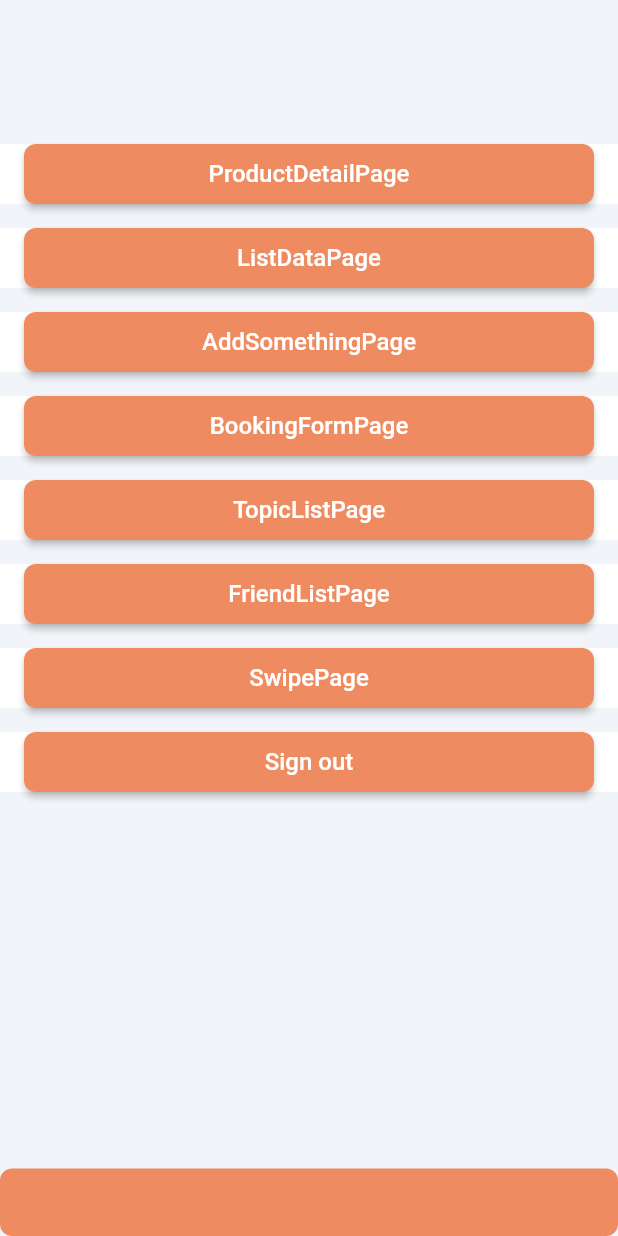
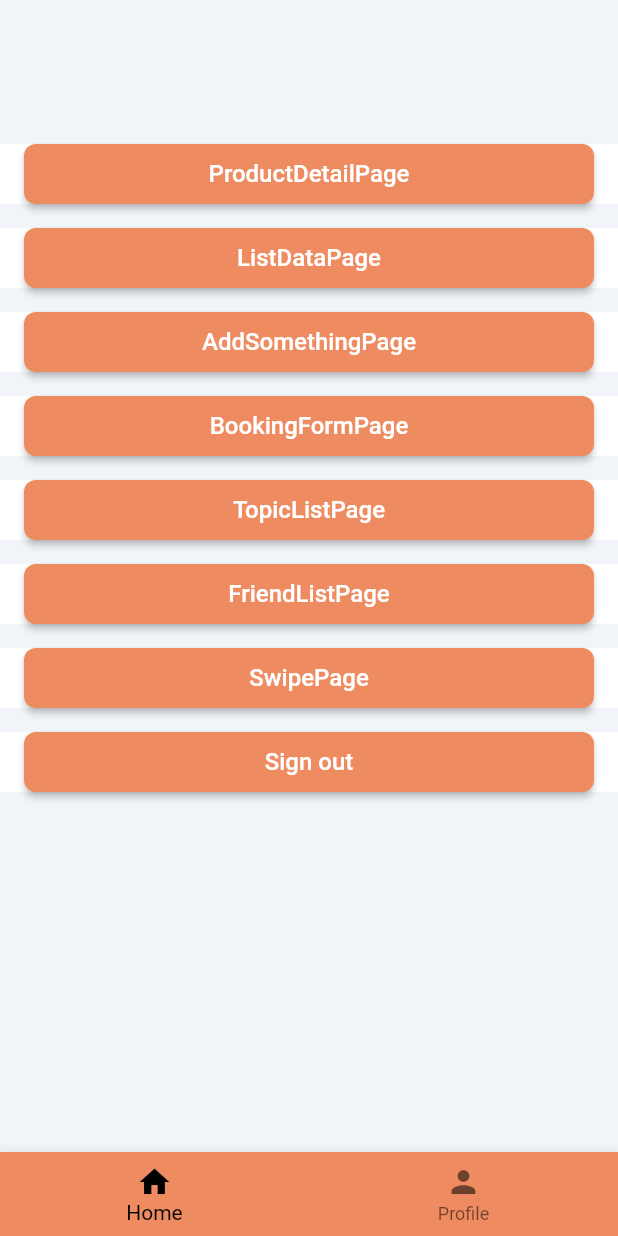
Before and after one commit to darksilver99/silver, a Flutter app: the screen it shows once a user with an empty profile is signed in, on a phone screen of 412 x 824 dp. Run offline on Flutter 3.47's test engine with Material 2 defaults, Android fonts, the phone set to English and light mode, and no system bars; drawn by our look-alikes of auto_size_text, floating_bottom_navigation_bar; our stand-ins replace built_collection, built_value, cloud_firestore, cloud_functions, easy_debounce, equatable and 24 more; missing offline and left inert: algolia, flutter_stripe, json_path, mime_type, swipeable_card_stack; accounts and stored records are empty; Roboto replaces fonts that are missing (Kanit).

Commit message:
Updating to latest FlutterFlow output.

```diff
--- a/lib/flutter_flow/nav/nav.dart
+++ b/lib/flutter_flow/nav/nav.dart
@@ -88,7 +88,10 @@ GoRouter createRouter(AppStateNotifier appStateNotifier) => GoRouter(
           path: '/homePage',
           builder: (context, params) => params.isEmpty
               ? NavBarPage(initialPage: 'HomePage')
-              : HomePageWidget(),
+              : NavBarPage(
+                  initialPage: 'HomePage',
+                  page: HomePageWidget(),
+                ),
         ),
         FFRoute(
           name: 'LoginPage',
--- a/lib/main.dart
+++ b/lib/main.dart
@@ -15,7 +15,6 @@ import 'flutter_flow/internationalization.dart';
 import 'package:flutter/foundation.dart';
 import 'package:firebase_crashlytics/firebase_crashlytics.dart';
 import 'package:google_fonts/google_fonts.dart';
-import 'package:floating_bottom_navigation_bar/floating_bottom_navigation_bar.dart';
 import 'flutter_flow/nav/nav.dart';
 import 'index.dart';
 
@@ -145,69 +144,34 @@ class _NavBarPageState extends State<NavBarPage> {
     final currentIndex = tabs.keys.toList().indexOf(_currentPageName);
     return Scaffold(
       body: _currentPage ?? tabs[_currentPageName],
-      extendBody: true,
-      bottomNavigationBar: FloatingNavbar(
+      bottomNavigationBar: BottomNavigationBar(
         currentIndex: currentIndex,
         onTap: (i) => setState(() {
           _currentPage = null;
           _currentPageName = tabs.keys.toList()[i];
         }),
         backgroundColor: FlutterFlowTheme.of(context).tertiary,
-        selectedItemColor: Color(0x00000000),
-        unselectedItemColor: Color(0x00000000),
-        selectedBackgroundColor: Color(0x00000000),
-        borderRadius: 8.0,
-        itemBorderRadius: 8.0,
-        margin: EdgeInsetsDirectional.fromSTEB(0.0, 0.0, 0.0, 0.0),
-        padding: EdgeInsetsDirectional.fromSTEB(0.0, 0.0, 0.0, 0.0),
-        width: double.infinity,
-        elevation: 0.0,
-        items: [
-          FloatingNavbarItem(
-            customWidget: Column(
-              mainAxisAlignment: MainAxisAlignment.center,
-              children: [
-                Icon(
-                  Icons.home_rounded,
-                  color:
-                      currentIndex == 0 ? Color(0x00000000) : Color(0x00000000),
-                  size: 24.0,
-                ),
-                Text(
-                  'Home',
-                  overflow: TextOverflow.ellipsis,
-                  style: TextStyle(
-                    color: currentIndex == 0
-                        ? Color(0x00000000)
-                        : Color(0x00000000),
-                    fontSize: 11.0,
-                  ),
-                ),
-              ],
+        selectedItemColor: FlutterFlowTheme.of(context).primary,
+        unselectedItemColor: Color(0x8A000000),
+        showSelectedLabels: true,
+        showUnselectedLabels: true,
+        type: BottomNavigationBarType.fixed,
+        items: <BottomNavigationBarItem>[
+          BottomNavigationBarItem(
+            icon: Icon(
+              Icons.home,
+              size: 24.0,
             ),
+            label: 'Home',
+            tooltip: '',
           ),
-          FloatingNavbarItem(
-            customWidget: Column(
-              mainAxisAlignment: MainAxisAlignment.center,
-              children: [
-                Icon(
-                  Icons.person_rounded,
-                  color:
-                      currentIndex == 1 ? Color(0x00000000) : Color(0x00000000),
-                  size: 24.0,
-                ),
-                Text(
-                  'Profile',
-                  overflow: TextOverflow.ellipsis,
-                  style: TextStyle(
-                    color: currentIndex == 1
-                        ? Color(0x00000000)
-                        : Color(0x00000000),
-                    fontSize: 11.0,
-                  ),
-                ),
-              ],
+          BottomNavigationBarItem(
+            icon: Icon(
+              Icons.person,
+              size: 24.0,
             ),
+            label: 'Profile',
+            tooltip: '',
           )
         ],
       ),
--- a/pubspec.yaml
+++ b/pubspec.yaml
@@ -55,7 +55,6 @@ dependencies:
   firebase_storage: 11.0.7
   firebase_storage_platform_interface: 4.1.25
   firebase_storage_web: 3.3.17
-  floating_bottom_navigation_bar: 1.5.2
   flutter_animate: 4.1.1+1
   flutter_cache_manager: 3.3.0
   flutter_plugin_android_lifecycle: 2.0.9
```
